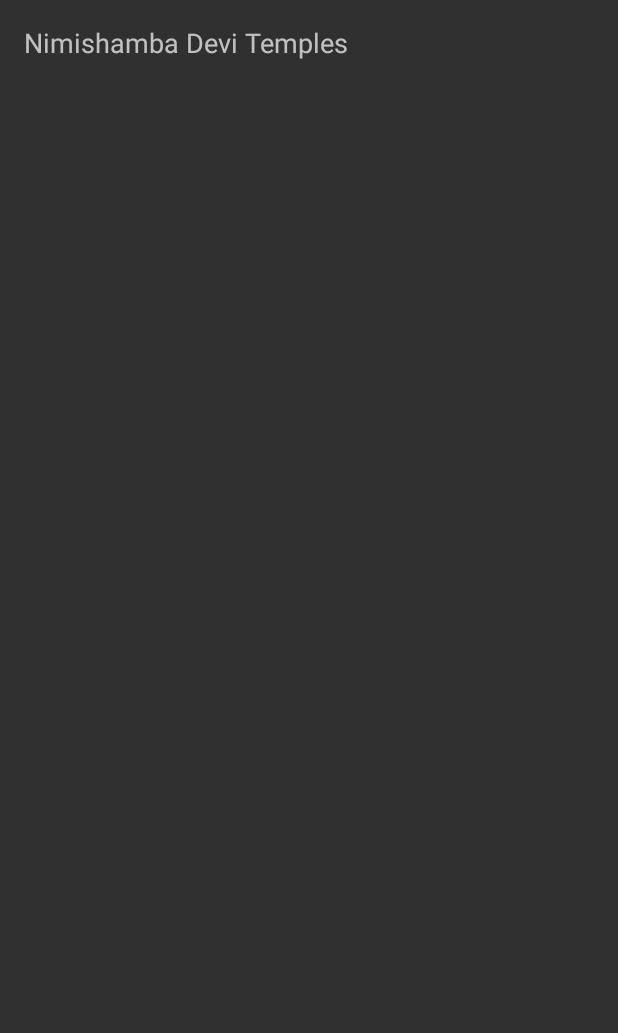
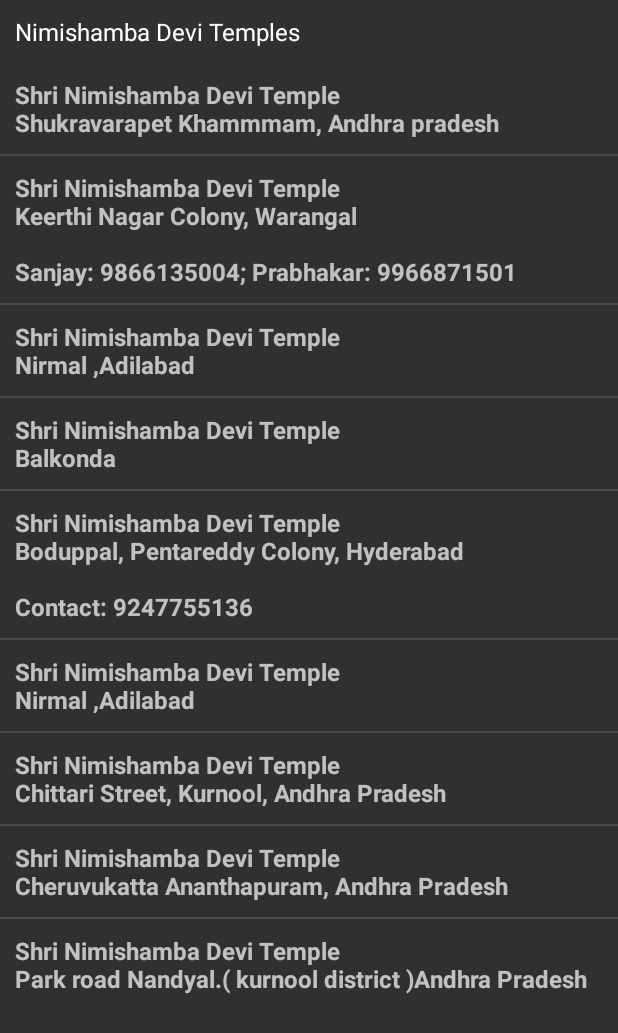
Before and after one commit to uma-samu/SomaKshatriyaSangam, an Android app: the TemplesActivity screen opened directly, with no data from a screen before it, on a phone screen of 412 x 824 dp. Shown: the top 1033 px of the screen. Run offline under Robolectric (Android 15) with nearby library versions, the phone set to English and light mode, and no system bars.

Commit message:
Added temples

```diff
--- a/app/src/main/java/sangam/kshatriya/com/TemplesActivity.java
+++ b/app/src/main/java/sangam/kshatriya/com/TemplesActivity.java
@@ -2,13 +2,31 @@ package sangam.kshatriya.com;
 
 import android.os.Bundle;
 import android.app.Activity;
+import android.widget.ArrayAdapter;
+import android.widget.ListView;
 
 public class TemplesActivity extends Activity {
+
+    String[] templesArray = {"Shri Nimishamba Devi Temple\nShukravarapet Khammmam, Andhra pradesh",
+            "Shri Nimishamba Devi Temple\nKeerthi Nagar Colony, Warangal\n\nSanjay: 9866135004; Prabhakar: 9966871501",
+            "Shri Nimishamba Devi Temple\nNirmal ,Adilabad",
+            "Shri Nimishamba Devi Temple\nBalkonda",
+            "Shri Nimishamba Devi Temple\nBoduppal, Pentareddy Colony, Hyderabad\n\nContact: 9247755136",
+            "Shri Nimishamba Devi Temple\nNirmal ,Adilabad",
+            "Shri Nimishamba Devi Temple\nChittari Street, Kurnool, Andhra Pradesh",
+            "Shri Nimishamba Devi Temple\nCheruvukatta Ananthapuram, Andhra Pradesh",
+            "Shri Nimishamba Devi Temple\nPark road Nandyal.( kurnool district )Andhra Pradesh"};
 
     @Override
     protected void onCreate(Bundle savedInstanceState) {
         super.onCreate(savedInstanceState);
         setContentView(R.layout.activity_temples);
+
+        ArrayAdapter adapter = new ArrayAdapter<String>(this,
+                R.layout.activity_listview, templesArray);
+
+        ListView listView = (ListView) findViewById(R.id.temples_list);
+        listView.setAdapter(adapter);
     }
 
 }
--- /dev/null
+++ b/app/src/main/res/layout/activity_listview.xml
@@ -0,0 +1,11 @@
+<?xml version="1.0" encoding="utf-8"?>
+<!--  Single List Item Design -->
+
+<TextView xmlns:android="http://schemas.android.com/apk/res/android"
+    android:id="@+id/label"
+    android:layout_width="fill_parent"
+    android:layout_height="fill_parent"
+    android:padding="10dip"
+    android:textSize="16dip"
+    android:textStyle="bold" >
+</TextView>
--- a/app/src/main/res/layout/activity_temples.xml
+++ b/app/src/main/res/layout/activity_temples.xml
@@ -1,21 +1,25 @@
-<?xml version="1.0" encoding="utf-8"?>
-<RelativeLayout xmlns:android="http://schemas.android.com/apk/res/android"
+<LinearLayout xmlns:android="http://schemas.android.com/apk/res/android"
     xmlns:tools="http://schemas.android.com/tools"
-    android:id="@+id/activity_about_us"
     android:layout_width="match_parent"
     android:layout_height="match_parent"
-    android:paddingBottom="@dimen/activity_vertical_margin"
-    android:paddingLeft="@dimen/activity_horizontal_margin"
-    android:paddingRight="@dimen/activity_horizontal_margin"
-    android:paddingTop="@dimen/activity_vertical_margin"
-    tools:context="sangam.kshatriya.com.AboutUsActivity">
+    android:orientation="vertical"
+    tools:context=".TemplesActivity" >
 
     <TextView
-        android:id="@+id/SonucTextView"
-        android:layout_width="wrap_content"
+        android:id="@+id/article_subheading1"
+        android:layout_width="match_parent"
         android:layout_height="wrap_content"
-        android:layout_gravity="center"
-        android:text="Nimishamba Devi Temples"
-        android:textAppearance="?android:attr/textAppearanceMedium"
-        android:scrollbars="vertical" />
-</RelativeLayout>
+        android:paddingTop="10dp"
+        android:paddingBottom="10dp"
+        android:paddingLeft="10dp"
+        android:paddingRight="10dp"
+        android:textAppearance="@android:style/TextAppearance"
+        android:text="Nimishamba Devi Temples"/>
+
+    <ListView
+        android:id="@+id/temples_list"
+        android:layout_width="match_parent"
+        android:layout_height="wrap_content" >
+    </ListView>
+
+</LinearLayout>
```
